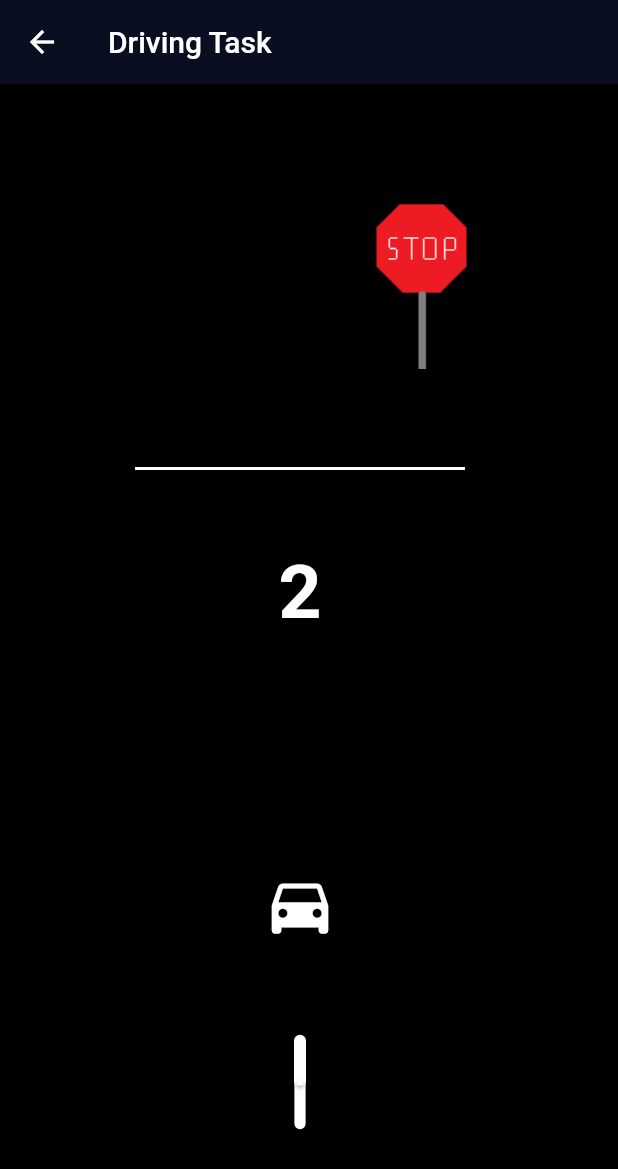
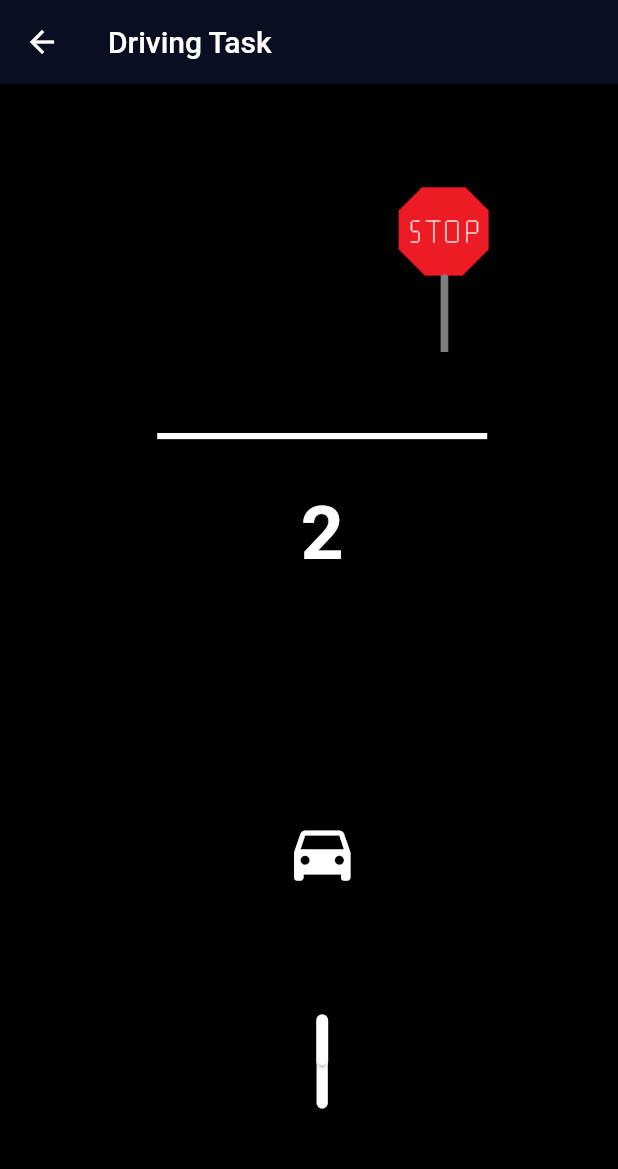
Before and after one commit to florencelarkin/ramp_task, a Flutter app: the MainPage screen opened directly, on a phone screen of 412 x 824 dp. Shown: the top 1169 px of the screen. Run offline on Flutter 3.47's test engine with Material 2 defaults, Android fonts, the phone set to English and light mode, and no system bars; our stand-ins replace sensors.

```diff
--- a/lib/continue_trial.dart
+++ b/lib/continue_trial.dart
@@ -1,4 +1,3 @@
-import 'package:driving_task/countdown_page.dart';
 import 'main_page.dart';
 import 'quit_screen.dart';
 import 'package:flutter/material.dart';
--- a/lib/main_page.dart
+++ b/lib/main_page.dart
@@ -3,7 +3,6 @@ import 'package:flutter/cupertino.dart';
 import 'package:flutter/material.dart';
 import 'dart:math';
 import 'dart:async';
-import 'data.dart';
 
 
 class MainPage extends StatefulWidget {
@@ -95,11 +94,11 @@ class _MainPageState extends State<MainPage> with TickerProviderStateMixin{
               mainAxisAlignment: MainAxisAlignment.spaceEvenly,
               children: <Widget>[
                 Container(
-                  height: 150.0,
+                  height: MediaQuery.of(context).size.height * 0.20,
                   child: Image.asset("images/stopsign.png"),
                 ),
                 Container(
-                  height: 2.0,
+                  height: MediaQuery.of(context).size.height * 0.005,
                   width: 220.0,
                   color: Colors.white,
                 ),
@@ -107,8 +106,7 @@ class _MainPageState extends State<MainPage> with TickerProviderStateMixin{
                   animation: _countdownController,
                   builder: (BuildContext context, Widget child) {
                     return Container(
-                      height: 150.0,
-
+                      height: MediaQuery.of(context).size.height * 0.20,
                       child: Text(timerString,
                         style: TextStyle(
                           fontSize: 50.0,
@@ -122,7 +120,7 @@ class _MainPageState extends State<MainPage> with TickerProviderStateMixin{
                   animation: _carController,
                   child: Container(
                     width: 50.0,
-                    height: 50.0,
+                    height: MediaQuery.of(context).size.height * 0.08,
                     child: Icon(Icons.directions_car, size: 50),
                   ),
                   builder: (BuildContext context, Widget child) {
@@ -133,7 +131,7 @@ class _MainPageState extends State<MainPage> with TickerProviderStateMixin{
                   },
                 ),
                 Container(
-                  height: 100.0,
+                  height: MediaQuery.of(context).size.height * 0.2,
                   width: 300.0,
                   child: Transform.scale(
                     scale: 0.25,
@@ -160,7 +158,7 @@ class _MainPageState extends State<MainPage> with TickerProviderStateMixin{
                                     (joyStickPos * 50.0)) * 0.033;
                                 getCurrentPos = dy + getCurrentPos;
                                 if (getCurrentPos < -80 &&
-                                    getCurrentPos > -205) {
+                                    getCurrentPos > -185) {
                                   timerColor = Colors.green;
                                 }
                                 else {
```
Also changed, not shown: lib/countdown_page.dart (deleted, +0 -55 lines).
